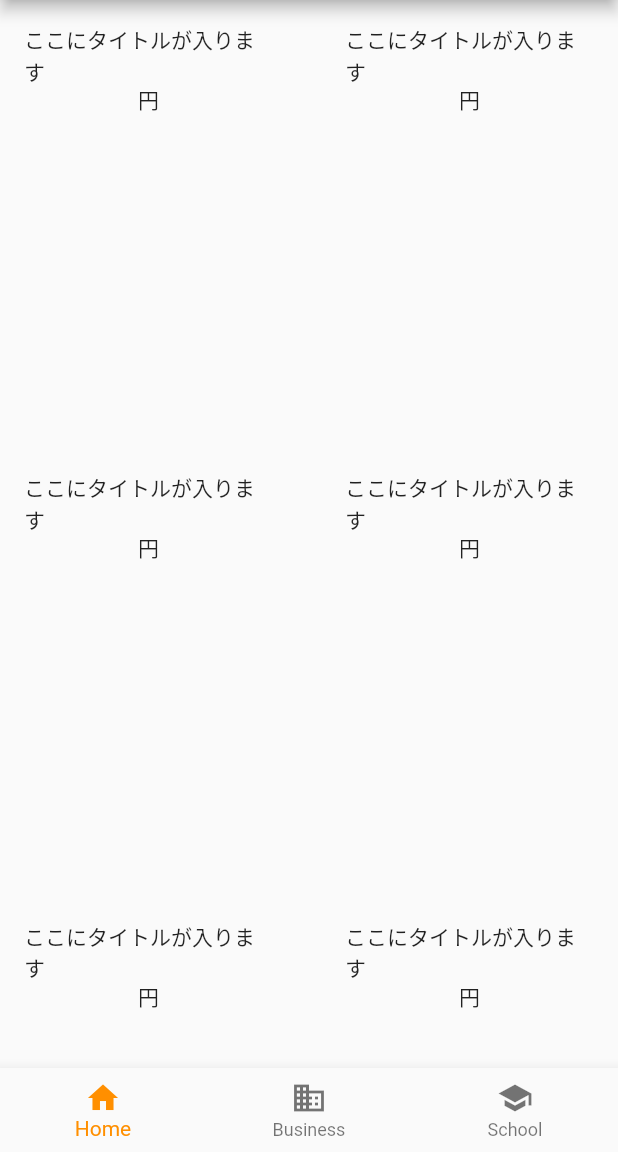
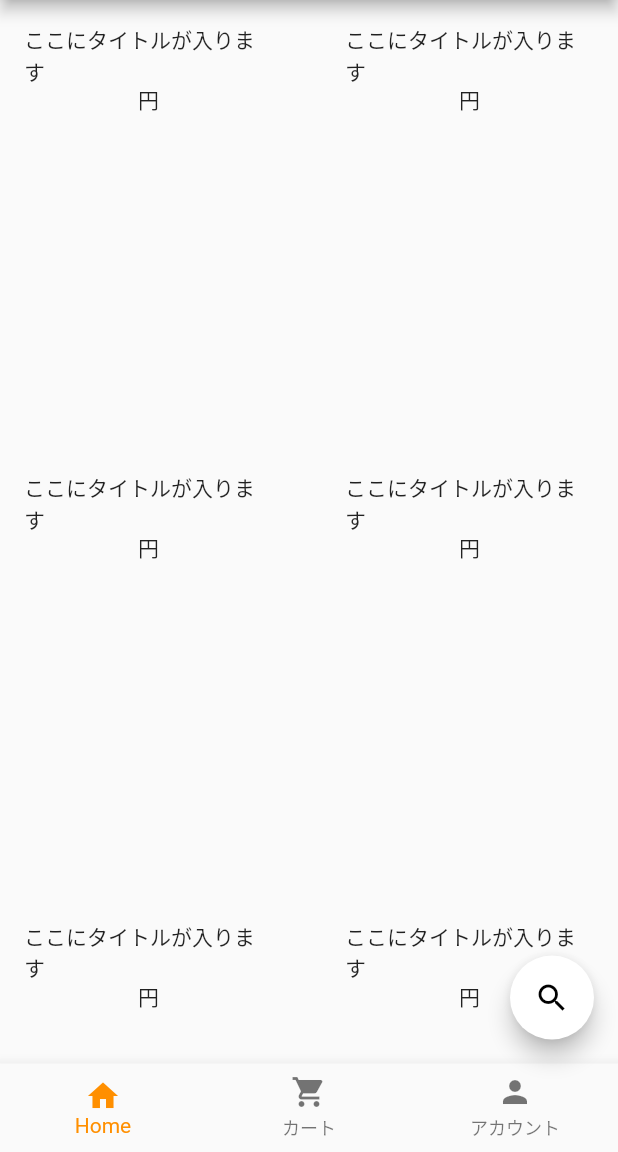
Before and after one commit to shuhei-fujita/flutter_BottomNavigationBar, a Flutter app: the screen it shows after launch, on a phone screen of 412 x 824 dp, the part 84-1236 px from its top. Run offline on Flutter 3.47's test engine with Material 2 defaults, Android fonts, the phone set to English and light mode, and no system bars.

Commit message:
FAB 画面遷移の実装

```diff
--- a/lib/main.dart
+++ b/lib/main.dart
@@ -1,6 +1,7 @@
 import 'package:flutter/material.dart';
 import 'package:flutterbottomnavigationbar/page/page_product_list.dart';
 import 'package:flutterbottomnavigationbar/page/page_profile.dart';
+import 'package:flutterbottomnavigationbar/page/page_search.dart';
 import 'package:flutterbottomnavigationbar/page/page_store.dart';
 import 'package:flutterbottomnavigationbar/page/product_detail.dart';
 
@@ -62,18 +63,31 @@ class _MyHomePageState extends State<MyHomePage> {
             title: Text('Home'),
           ),
           BottomNavigationBarItem(
-            icon: Icon(Icons.business),
-            title: Text('Business'),
+            icon: Icon(Icons.local_grocery_store),
+            title: Text('カート'),
           ),
           BottomNavigationBarItem(
-            icon: Icon(Icons.school),
-            title: Text('School'),
+            icon: Icon(Icons.person),
+            title: Text('アカウント'),
           ),
         ],
         currentIndex: _selectedIndex,
         selectedItemColor: Colors.amber[800],
         onTap: _onItemTapped,
       ),
+      floatingActionButton: FloatingActionButton(
+        onPressed: () {
+          Navigator.push(
+            context,
+            MaterialPageRoute(builder: (context) => PageSearch()),
+          );
+        },
+        child: Icon(
+          Icons.search,
+          color: Colors.black,
+        ),
+        backgroundColor: Colors.white,
+      ),
     );
   }
 
```
Also changed, not shown: lib/page/page_search.dart (added, +15 -0 lines).
